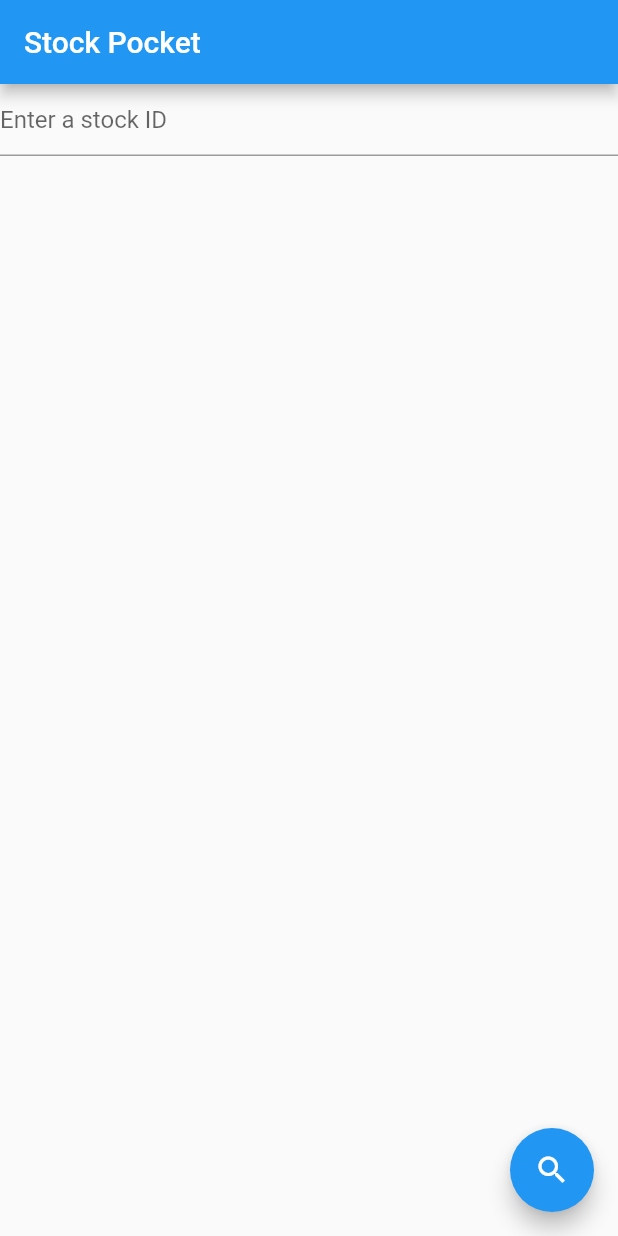
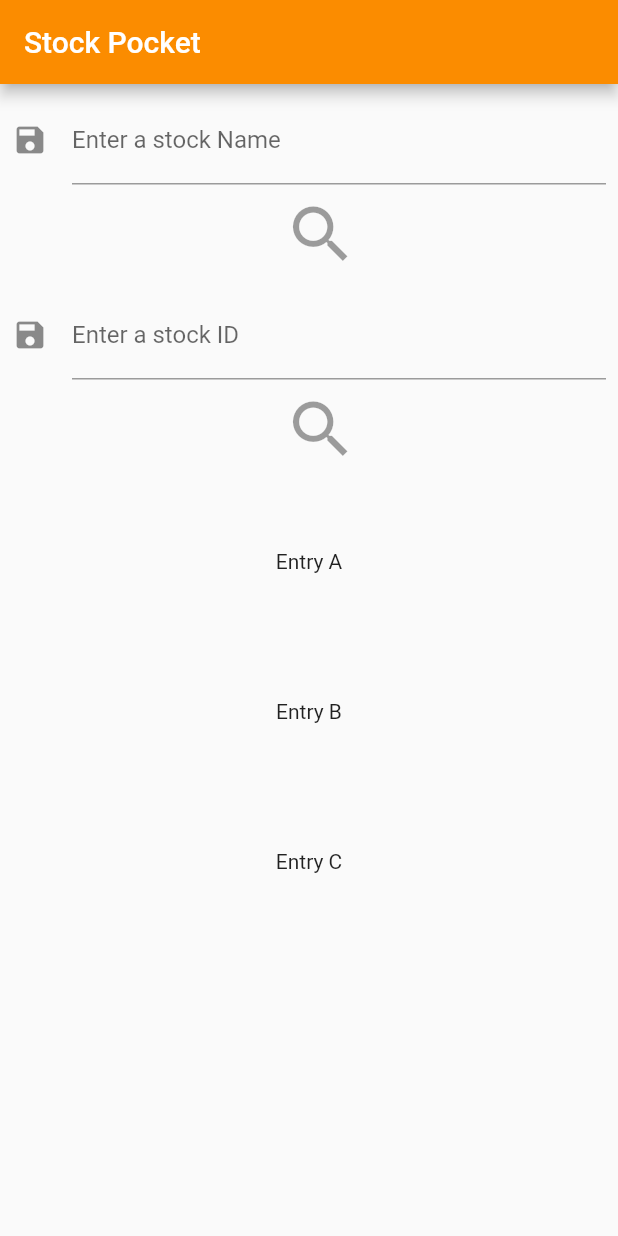
Before and after one commit to BigTsung/Flutter, a Flutter app: the screen it shows after launch, on a phone screen of 412 x 824 dp. Run offline on Flutter 3.47's test engine with Material 2 defaults, Android fonts, the phone set to English and light mode, and no system bars; our stand-ins replace flutter_spinkit, responsive_builder; missing offline and left inert: beautifulsoup.

Commit message:
edit the style of textField

```diff
--- a/projects/pocket_stock/lib/main.dart
+++ b/projects/pocket_stock/lib/main.dart
@@ -36,10 +36,12 @@ class _MyHomePageState extends State<MyHomePage> {
   final _controller = TextEditingController();
   String stockContent = "";
 
-  Future<void> _incrementCounter() async {
+  Future<void> getStockIDbyName() async {
+    print("getStockIDbyName");
+  }
+
+  Future<void> getStockInfoByID() async {
     print(_controller.text);
-
-    // var url = 'https://goodinfo.tw/StockInfo/StockDetail.asp?STOCK_ID=0050';
     var url = 'https://goodinfo.tw/StockInfo/StockDetail.asp?STOCK_ID=' +
         _controller.text;
     var response = await http.get(url);
@@ -95,23 +97,6 @@ class _MyHomePageState extends State<MyHomePage> {
         "  " +
         stockInfoList[17] +
         "\n";
-    // stockInfoList[18] + "  " + stockInfoList[26] + "\n" +
-    // stockInfoList[19] + "  " + stockInfoList[27] + "\n" +
-    // stockInfoList[20] + "  " + stockInfoList[28] + "\n" +
-    // stockInfoList[21] + "  " + stockInfoList[29] + "\n" +
-    // stockInfoList[22] + "  " + stockInfoList[30] + "\n" +
-    // stockInfoList[23] + "  " + stockInfoList[31] + "\n" +
-    // stockInfoList[24] + "  " + stockInfoList[32] + "\n" +
-    // stockInfoList[33] + "  " + stockInfoList[39] + "\n" +
-    // stockInfoList[34] + "  " + stockInfoList[40] + "\n" +
-    // stockInfoList[35] + "  " + stockInfoList[41] + "\n" +
-    // stockInfoList[36] + "  " + stockInfoList[42] + "\n" +
-    // stockInfoList[37] + "  " + stockInfoList[43] + "\n" +
-    // stockInfoList[38] + "  " + stockInfoList[44] + "\n" + ;
-
-    // for (int i = 2; i < stockInfoList.length; i++) {
-    //   print(i.toString() + "  " + stockInfoList[i]);
-    // }
     setState(() {
       stockContent = strStockInfo;
     });
@@ -122,37 +107,115 @@ class _MyHomePageState extends State<MyHomePage> {
     return Scaffold(
       appBar: AppBar(
         title: Text(widget.title),
+        backgroundColor: Colors.orange[600],
       ),
-      body: Center(
+      body: ListView(
+        padding: const EdgeInsets.all(8),
+        children: <Widget>[
+          Container(
+            height: 130,
+            // color: Colors.amber[100],
             child: Column(
-          mainAxisAlignment: MainAxisAlignment.start,
               children: <Widget>[
                 TextField(
                   controller: _controller,
                   onChanged: (text) {
-                print("First text field: $text");
+                    print("$text");
                   },
-              inputFormatters: [
-                WhitelistingTextInputFormatter(RegExp("[0-9]")),
-              ],
-              decoration: InputDecoration(hintText: 'Enter a stock ID'),
+                  decoration: InputDecoration(
+                      focusedErrorBorder: UnderlineInputBorder(
+                          borderSide: BorderSide(
+                        color: Colors.green,
+                        width: 5,
+                      )),
+                      icon: Icon(Icons.save),
+                      labelText: 'Enter a stock Name'),
                 ),
-            Text("$stockContent"),
-            // DataTable(columns: [
-            //   DataColumn(label: Text("Item")),
-            //   DataColumn(label: Text("Value")),
-            // ], rows: [
-            //   DataRow(cells: [DataCell(Text("data")), DataCell(Text("aaa"))]),
-            //   // DataRow(cells: [DataCell(Text("anson")), DataCell(Text('data'))]),
-            // ]),
+                SizedBox(
+                    height: 50,
+                    width: 50,
+                    child: IconButton(
+                        iconSize: 50,
+                        icon: Icon(Icons.search),
+                        onPressed: null))
               ],
             ),
           ),
-      floatingActionButton: FloatingActionButton(
-        onPressed: _incrementCounter,
-        tooltip: 'Increment',
-        child: Icon(Icons.search),
-      ), // This trailing comma makes auto-formatting nicer for build methods.
+          Container(
+            height: 130,
+            // color: Colors.amber[100],
+            child: Column(
+              children: <Widget>[
+                TextField(
+                  controller: _controller,
+                  onChanged: (text) {
+                    print("$text");
+                  },
+                  decoration: InputDecoration(
+                      icon: Icon(Icons.save), labelText: 'Enter a stock ID'),
+                ),
+                SizedBox(
+                    height: 50,
+                    width: 50,
+                    child: IconButton(
+                        iconSize: 50,
+                        icon: Icon(Icons.search),
+                        onPressed: null))
+              ],
+            ),
+          ),
+          Container(
+            height: 100,
+            // color: Colors.amber[600],
+            child: const Center(child: Text('Entry A')),
+          ),
+          Container(
+            height: 100,
+            // color: Colors.amber[500],
+            child: const Center(child: Text('Entry B')),
+          ),
+          Container(
+            height: 100,
+            // color: Colors.amber[100],
+            child: const Center(child: Text('Entry C')),
+          ),
+        ],
+      ),
     );
   }
 }
+
+// Center(
+//         child: Column(
+//           mainAxisAlignment: MainAxisAlignment.start,
+//           children: <Widget>[
+//             TextField(
+//               controller: _controller,
+//               onChanged: (text) {
+//                 print("$text");
+//               },
+//               decoration: InputDecoration(hintText: 'Enter a stock Name'),
+//             ),
+//             IconButton(icon: Icon(Icons.search), onPressed: getStockIDbyName),
+//             TextField(
+//               controller: _controller,
+//               onChanged: (text) {
+//                 print("First text field: $text");
+//               },
+//               inputFormatters: [
+//                 WhitelistingTextInputFormatter(RegExp("[0-9]")),
+//               ],
+//               decoration: InputDecoration(hintText: 'Enter a stock ID'),
+//             ),
+//             IconButton(icon: Icon(Icons.search), onPressed: getStockInfoByID),
+//             Text("$stockContent"),
+//             // DataTable(columns: [
+//             //   DataColumn(label: Text("Item")),
+//             //   DataColumn(label: Text("Value")),
+//             // ], rows: [
+//             //   DataRow(cells: [DataCell(Text("data")), DataCell(Text("aaa"))]),
+//             //   // DataRow(cells: [DataCell(Text("anson")), DataCell(Text('data'))]),
+//             // ]),
+//           ],
+//         ),
+//       ),
```
Lines whose indentation alone changed are shown as unchanged.
